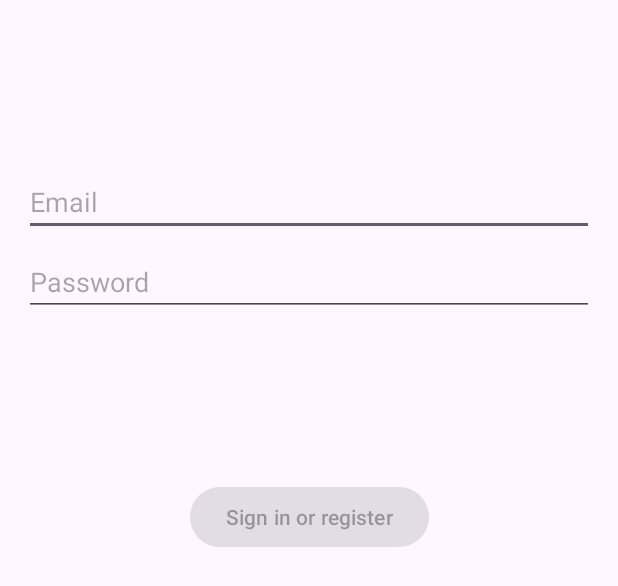
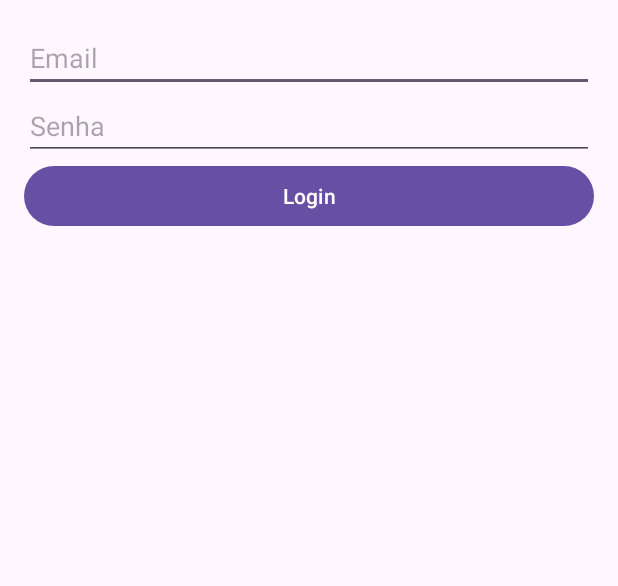
Before and after one commit to FeliPellissari/ControleEnderecos, an Android app: the layout activity_login.xml on its own in the app's theme, with its tools: preview values and no code run, on a phone screen of 412 x 824 dp. Shown: the top 586 px of the screen. Run offline under Robolectric (Android 15) with nearby library versions, the phone set to English and light mode, and no system bars.

Commit message:
feat: login exibição lista de cidades

```diff
--- a/app/src/main/java/com/example/controle_enderecos/CadastraUsuarioActivity.java
+++ b/app/src/main/java/com/example/controle_enderecos/activities/CadastraUsuarioActivity.java
@@ -1,4 +1,4 @@
-package com.example.controle_enderecos;
+package com.example.controle_enderecos.activities;
 
 import android.os.Bundle;
 
@@ -7,6 +7,8 @@ import androidx.appcompat.app.AppCompatActivity;
 import androidx.core.graphics.Insets;
 import androidx.core.view.ViewCompat;
 import androidx.core.view.WindowInsetsCompat;
+
+import com.example.controle_enderecos.R;
 
 public class CadastraUsuarioActivity extends AppCompatActivity {
 
--- a/app/src/main/java/com/example/controle_enderecos/MainActivity.java
+++ b/app/src/main/java/com/example/controle_enderecos/activities/MainActivity.java
@@ -1,4 +1,4 @@
-package com.example.controle_enderecos;
+package com.example.controle_enderecos.activities;
 
 import android.os.Bundle;
 
@@ -7,6 +7,8 @@ import androidx.appcompat.app.AppCompatActivity;
 import androidx.core.graphics.Insets;
 import androidx.core.view.ViewCompat;
 import androidx.core.view.WindowInsetsCompat;
+
+import com.example.controle_enderecos.R;
 
 public class MainActivity extends AppCompatActivity {
 
--- a/app/src/main/java/com/example/controle_enderecos/dao/UsuarioDAO.java
+++ b/app/src/main/java/com/example/controle_enderecos/dao/UsuarioDAO.java
@@ -28,4 +28,8 @@ public interface UsuarioDAO {
 
     @Query("SELECT * FROM usuario")
     List<Usuario> getAllUsuarios();
+
+    @Query("SELECT * FROM usuario WHERE email = :email AND senha = :senha LIMIT 1")
+    Usuario getUsuarioByEmailAndSenha(String email, String senha);
+
 }
--- a/app/src/main/res/layout/activity_cadastra_usuario.xml
+++ b/app/src/main/res/layout/activity_cadastra_usuario.xml
@@ -5,6 +5,6 @@
     android:id="@+id/main"
     android:layout_width="match_parent"
     android:layout_height="match_parent"
-    tools:context=".CadastraUsuarioActivity">
+    tools:context=".activities.CadastraUsuarioActivity">
 
 </androidx.constraintlayout.widget.ConstraintLayout>
--- a/app/src/main/res/layout/activity_login.xml
+++ b/app/src/main/res/layout/activity_login.xml
@@ -1,69 +1,26 @@
 <?xml version="1.0" encoding="utf-8"?>
-<androidx.constraintlayout.widget.ConstraintLayout xmlns:android="http://schemas.android.com/apk/res/android"
-    xmlns:app="http://schemas.android.com/apk/res-auto"
-    xmlns:tools="http://schemas.android.com/tools"
-    android:id="@+id/container"
+<LinearLayout xmlns:android="http://schemas.android.com/apk/res/android"
     android:layout_width="match_parent"
     android:layout_height="match_parent"
-    android:paddingLeft="@dimen/activity_horizontal_margin"
-    android:paddingTop="@dimen/activity_vertical_margin"
-    android:paddingRight="@dimen/activity_horizontal_margin"
-    android:paddingBottom="@dimen/activity_vertical_margin"
-    tools:context=".ui.login.LoginActivity">
+    android:orientation="vertical"
+    android:padding="16dp">
 
     <EditText
-        android:id="@+id/username"
-        android:layout_width="0dp"
+        android:id="@+id/email"
+        android:layout_width="match_parent"
         android:layout_height="wrap_content"
-        android:layout_marginTop="96dp"
-        android:hint="@string/prompt_email"
-        android:inputType="textEmailAddress"
-        android:selectAllOnFocus="true"
-        app:layout_constraintEnd_toEndOf="parent"
-        app:layout_constraintStart_toStartOf="parent"
-        app:layout_constraintTop_toTopOf="parent" />
+        android:hint="Email" />
 
     <EditText
-        android:id="@+id/password"
-        android:layout_width="0dp"
+        android:id="@+id/senha"
+        android:layout_width="match_parent"
         android:layout_height="wrap_content"
-        android:layout_marginTop="8dp"
-        android:hint="@string/prompt_password"
-        android:imeActionLabel="@string/action_sign_in_short"
-        android:imeOptions="actionDone"
-        android:inputType="textPassword"
-        android:selectAllOnFocus="true"
-        app:layout_constraintEnd_toEndOf="parent"
-        app:layout_constraintStart_toStartOf="parent"
-        app:layout_constraintTop_toBottomOf="@+id/username" />
+        android:hint="Senha"
+        android:inputType="textPassword" />
 
     <Button
-        android:id="@+id/login"
-        android:layout_width="wrap_content"
+        android:id="@+id/btnLogin"
+        android:layout_width="match_parent"
         android:layout_height="wrap_content"
-        android:layout_gravity="start"
-        android:layout_marginTop="16dp"
-        android:layout_marginBottom="64dp"
-        android:enabled="false"
-        android:text="@string/action_sign_in"
-        app:layout_constraintBottom_toBottomOf="parent"
-        app:layout_constraintEnd_toEndOf="parent"
-        app:layout_constraintStart_toStartOf="parent"
-        app:layout_constraintTop_toBottomOf="@+id/password"
-        app:layout_constraintVertical_bias="0.2" />
-
-    <ProgressBar
-        android:id="@+id/loading"
-        android:layout_width="wrap_content"
-        android:layout_height="wrap_content"
-        android:layout_gravity="center"
-        android:layout_marginTop="64dp"
-        android:layout_marginBottom="64dp"
-        android:visibility="gone"
-        app:layout_constraintBottom_toBottomOf="parent"
-        app:layout_constraintEnd_toEndOf="@+id/password"
-        app:layout_constraintStart_toStartOf="@+id/password"
-        app:layout_constraintTop_toTopOf="parent"
-        app:layout_constraintVertical_bias="0.3" />
-
-</androidx.constraintlayout.widget.ConstraintLayout>
+        android:text="Login" />
+</LinearLayout>
--- a/app/src/main/res/layout/activity_main.xml
+++ b/app/src/main/res/layout/activity_main.xml
@@ -5,7 +5,7 @@
     android:id="@+id/main"
     android:layout_width="match_parent"
     android:layout_height="match_parent"
-    tools:context=".MainActivity">
+    tools:context=".activities.MainActivity">
 
     <TextView
         android:layout_width="wrap_content"
```
Also changed, not shown: app/src/main/AndroidManifest.xml (+5 -2 lines), app/src/main/java/com/example/controle_enderecos/activities/CidadesActivity.java (added, +50 -0 lines), app/src/main/java/com/example/controle_enderecos/activities/LoginActivity.java (added, +70 -0 lines), app/src/main/java/com/example/controle_enderecos/repositories/UsuarioRepository.java (added, +21 -0 lines), app/src/main/java/com/example/controle_enderecos/ui/login/LoggedInUserView.java (deleted, +0 -17 lines), app/src/main/java/com/example/controle_enderecos/ui/login/LoginActivity.java (deleted, +0 -136 lines), app/src/main/java/com/example/controle_enderecos/ui/login/LoginFormState.java (deleted, +0 -40 lines), app/src/main/java/com/example/controle_enderecos/ui/login/LoginResult.java (deleted, +0 -31 lines), app/src/main/java/com/example/controle_enderecos/ui/login/LoginViewModel.java (deleted, +0 -70 lines), app/src/main/java/com/example/controle_enderecos/ui/login/LoginViewModelFactory.java (deleted, +0 -26 lines), app/src/main/res/layout/activity_cidades.xml (added, +23 -0 lines).
